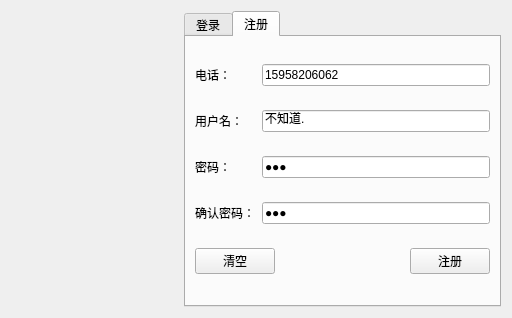
LinkStartNow/Meeting, file Wechat/loginwin.ui: the form before one commit.
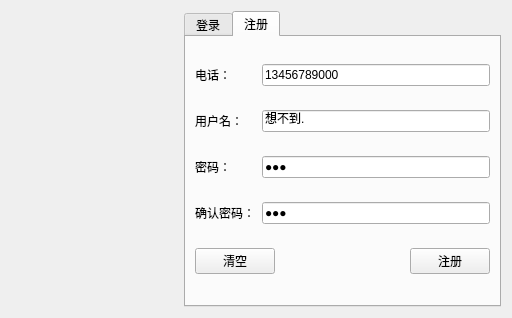
The form after the commit. The open tabs and pages were chosen to show the change. Icons and pictures are not drawn.

Patch:
```diff
--- a/Wechat/loginwin.ui
+++ b/Wechat/loginwin.ui
@@ -224,7 +224,7 @@
           <string>&lt;html&gt;&lt;head/&gt;&lt;body&gt;&lt;p&gt;用户名由数字、字符、下划线组成&lt;/p&gt;&lt;p&gt;长度不超过10&lt;/p&gt;&lt;/body&gt;&lt;/html&gt;</string>
          </property>
          <property name="text">
-          <string>不知道.</string>
+          <string>想不到.</string>
          </property>
          <property name="placeholderText">
           <string/>
@@ -237,7 +237,7 @@
           <string>&lt;html&gt;&lt;head/&gt;&lt;body&gt;&lt;p&gt;请输入11位手机号&lt;/p&gt;&lt;/body&gt;&lt;/html&gt;</string>
          </property>
          <property name="text">
-          <string>15958206062</string>
+          <string>13456789000</string>
          </property>
          <property name="placeholderText">
           <string/>
```
Left out of the diff: 4 changed lines with no effect on the pictures.
